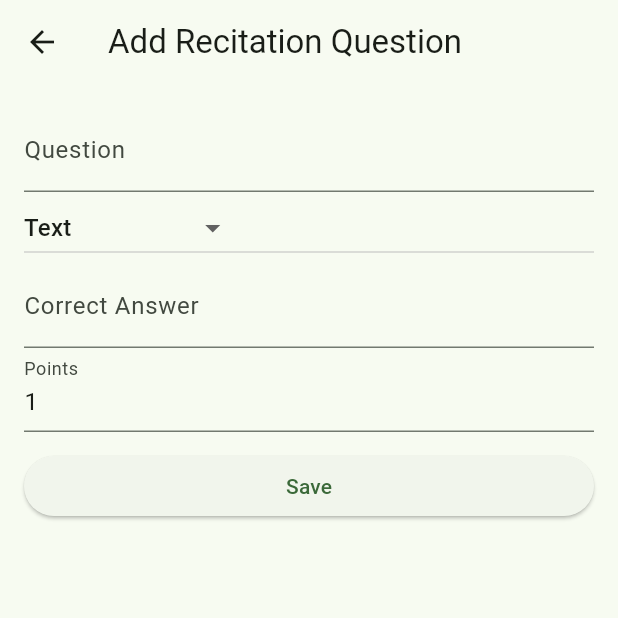
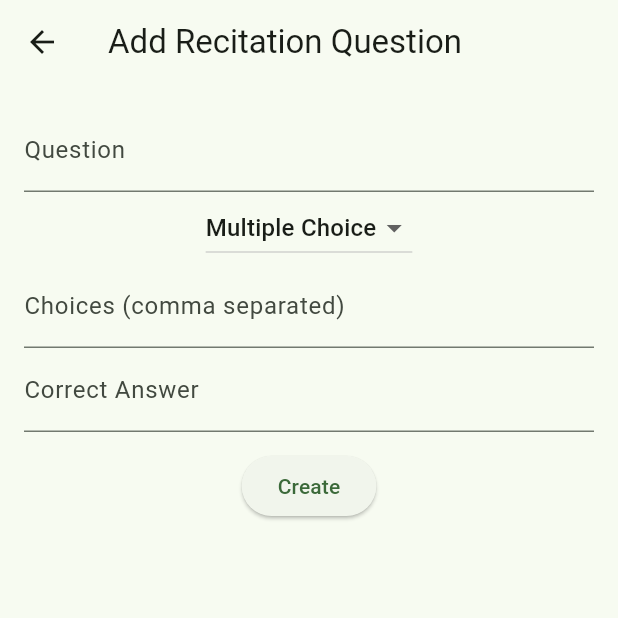
Before and after one commit to YuzuuDev/attendancesheyt, a Flutter app: the CreateRecitationQuestionScreen screen opened directly with empty values, on a phone screen of 412 x 824 dp, the top half of it. Run offline on Flutter 3.47's test engine with Material 3 defaults, Android fonts, the phone set to English and light mode, and no system bars; our stand-ins replace cached_network_image, file_picker, open_filex, qr_flutter, supabase_flutter; missing offline and left inert: flutter_pdfview, qr_code_scanner_plus; accounts and stored records are empty.

Commit message:
Update create_recitation_question_screen.dart

```diff
--- a/lib/screens/teachers/create_recitation_question_screen.dart
+++ b/lib/screens/teachers/create_recitation_question_screen.dart
@@ -3,11 +3,7 @@ import '../../services/recitation_service.dart';
 
 class CreateRecitationQuestionScreen extends StatefulWidget {
   final String assignmentId;
-
-  const CreateRecitationQuestionScreen({
-    super.key,
-    required this.assignmentId,
-  });
+  const CreateRecitationQuestionScreen({super.key, required this.assignmentId});
 
   @override
   State<CreateRecitationQuestionScreen> createState() =>
@@ -17,74 +13,52 @@ class CreateRecitationQuestionScreen extends StatefulWidget {
 class _CreateRecitationQuestionScreenState
     extends State<CreateRecitationQuestionScreen> {
   final service = RecitationService();
-  final qCtrl = TextEditingController();
-  final aCtrl = TextEditingController();
-  final pointsCtrl = TextEditingController(text: "1");
-  String type = 'text';
-  List<TextEditingController> choices = [];
+  final questionCtrl = TextEditingController();
+  final correctCtrl = TextEditingController();
+  final choicesCtrl = TextEditingController();
+  String type = 'mcq';
 
   @override
   Widget build(BuildContext context) {
     return Scaffold(
-      appBar: AppBar(title: const Text("Add Recitation Question")),
+      appBar: AppBar(title: const Text('Add Recitation Question')),
       body: Padding(
         padding: const EdgeInsets.all(16),
-        child: ListView(
+        child: Column(
           children: [
-            TextField(
-              controller: qCtrl,
-              decoration: const InputDecoration(labelText: "Question"),
-            ),
-
+            TextField(controller: questionCtrl, decoration: const InputDecoration(labelText: 'Question')),
             DropdownButton<String>(
               value: type,
               items: const [
-                DropdownMenuItem(value: 'text', child: Text('Text')),
                 DropdownMenuItem(value: 'mcq', child: Text('Multiple Choice')),
+                DropdownMenuItem(value: 'text', child: Text('Text / Essay')),
               ],
               onChanged: (v) => setState(() => type = v!),
             ),
-
             if (type == 'mcq')
-              ...choices.map((c) => TextField(
-                    controller: c,
-                    decoration:
-                        const InputDecoration(labelText: "Choice"),
-                  )),
-
-            if (type == 'mcq')
-              TextButton(
-                onPressed: () =>
-                    setState(() => choices.add(TextEditingController())),
-                child: const Text("Add Choice"),
+              TextField(
+                controller: choicesCtrl,
+                decoration: const InputDecoration(labelText: 'Choices (comma separated)'),
               ),
-
             TextField(
-              controller: aCtrl,
-              decoration:
-                  const InputDecoration(labelText: "Correct Answer"),
+              controller: correctCtrl,
+              decoration: const InputDecoration(labelText: 'Correct Answer'),
             ),
-            TextField(
-              controller: pointsCtrl,
-              keyboardType: TextInputType.number,
-              decoration: const InputDecoration(labelText: "Points"),
-            ),
-
             const SizedBox(height: 12),
             ElevatedButton(
+              child: const Text('Create'),
               onPressed: () async {
-                await service.addQuestion(
+                await service.createQuestion(
                   assignmentId: widget.assignmentId,
-                  question: qCtrl.text,
-                  questionType: type,
-                  correctAnswer: aCtrl.text,
-                  points: int.parse(pointsCtrl.text),
-                  choices:
-                      type == 'mcq' ? choices.map((c) => c.text).toList() : null,
+                  question: questionCtrl.text,
+                  type: type,
+                  choices: type == 'mcq'
+                      ? choicesCtrl.text.split(',').map((e) => e.trim()).toList()
+                      : null,
+                  correctAnswer: correctCtrl.text,
                 );
                 Navigator.pop(context);
               },
-              child: const Text("Save"),
             ),
           ],
         ),
```
